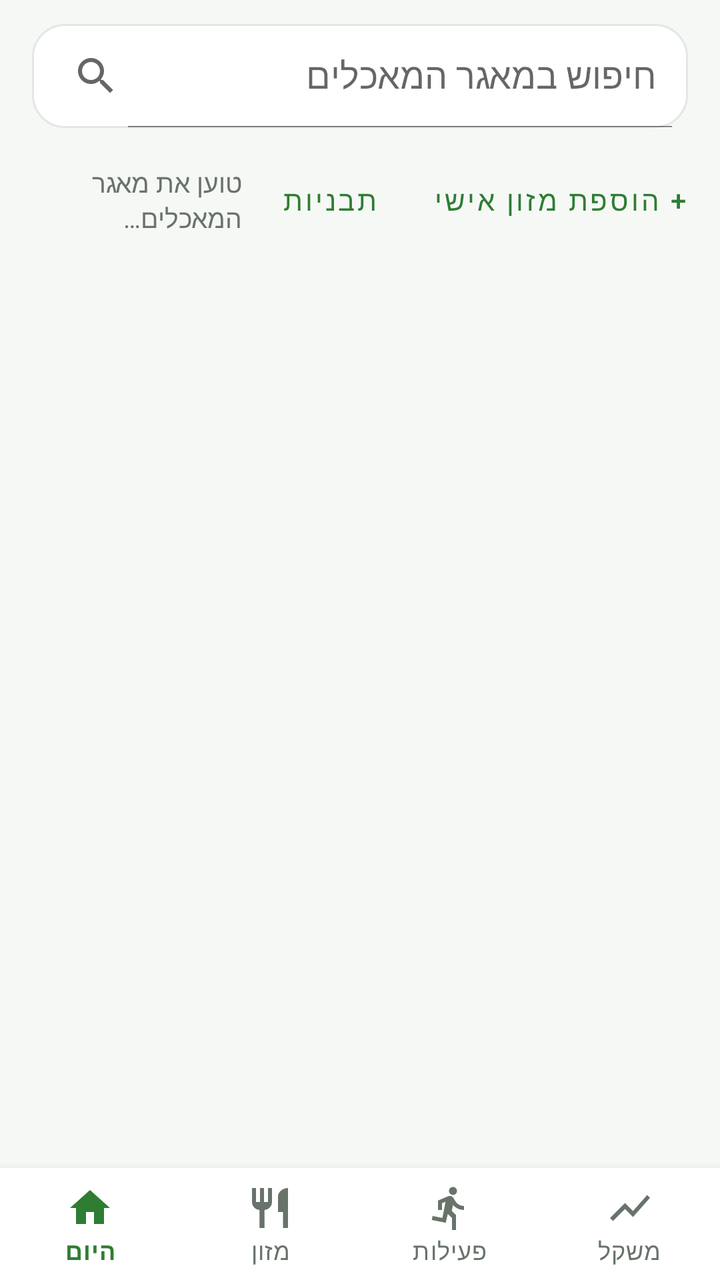
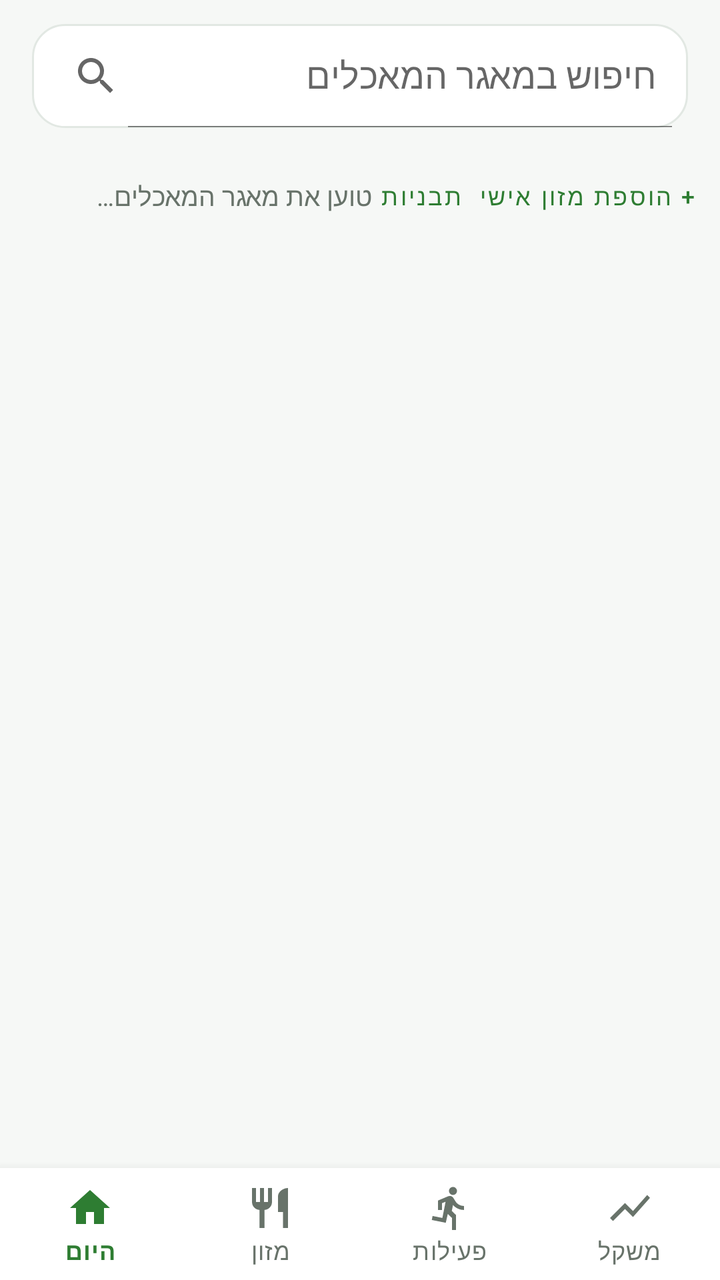

Two renders of the same Android screen: before a commit and after it. Below are the layout's source before the change and the commit's diff.
<!-- AndroidManifest.xml: application theme Theme.FoodTrack -->
<!-- res/layout/activity_main.xml -->
<?xml version="1.0" encoding="utf-8"?>
<LinearLayout xmlns:android="http://schemas.android.com/apk/res/android"
    xmlns:app="http://schemas.android.com/apk/res-auto"
    android:layout_width="match_parent"
    android:layout_height="match_parent"
    android:background="@color/background"
    android:layoutDirection="locale"
    android:orientation="vertical">

    <androidx.appcompat.widget.SearchView
        android:id="@+id/searchView"
        android:layout_width="match_parent"
        android:layout_height="52dp"
        android:layout_marginStart="16dp"
        android:layout_marginTop="12dp"
        android:layout_marginEnd="16dp"
        android:background="@drawable/bg_search"
        app:iconifiedByDefault="false"
        app:queryHint="@string/search_hint" />

    
    <HorizontalScrollView
        android:id="@+id/recentSearchesScroll"
        android:layout_width="match_parent"
        android:layout_height="wrap_content"
        android:layout_marginStart="12dp"
        android:layout_marginTop="8dp"
        android:layout_marginEnd="12dp"
        android:scrollbars="none"
        android:visibility="gone">
        <LinearLayout
            android:id="@+id/recentSearches"
            android:layout_width="wrap_content"
            android:layout_height="wrap_content"
            android:orientation="horizontal" />
    </HorizontalScrollView>

    <HorizontalScrollView
        android:layout_width="match_parent"
        android:layout_height="wrap_content"
        android:layout_marginStart="12dp"
        android:layout_marginTop="8dp"
        android:layout_marginEnd="12dp"
        android:scrollbars="none">
        <LinearLayout
            android:id="@+id/categoryChips"
            android:layout_width="wrap_content"
            android:layout_height="wrap_content"
            android:orientation="horizontal"
            android:paddingTop="2dp"
            android:paddingBottom="2dp" />
    </HorizontalScrollView>

    <LinearLayout
        android:layout_width="match_parent"
        android:layout_height="wrap_content"
        android:gravity="center_vertical"
        android:orientation="horizontal"
        android:paddingStart="16dp"
        android:paddingEnd="8dp">
        <TextView
            android:id="@+id/textCategoryState"
            android:layout_width="0dp"
            android:layout_height="wrap_content"
            android:layout_weight="1"
            android:text="טוען את מאגר המאכלים…"
            android:textColor="@color/text_secondary"
            android:textSize="13sp" />
        <Button
            android:id="@+id/buttonMealTemplates"
            style="@style/Widget.MaterialComponents.Button.TextButton"
            android:layout_width="wrap_content"
            android:layout_height="48dp"
            android:text="תבניות"
            android:textColor="@color/primary"
            android:textSize="14sp" />
        <Button
            android:id="@+id/buttonAddCustomFood"
            style="@style/Widget.MaterialComponents.Button.TextButton"
            android:layout_width="wrap_content"
            android:layout_height="48dp"
            android:text="@string/add_custom_food"
            android:textColor="@color/primary"
            android:textSize="14sp" />
    </LinearLayout>

    
    <TextView
        android:id="@+id/textSuggestion"
        android:layout_width="match_parent"
        android:layout_height="wrap_content"
        android:layout_marginStart="12dp"
        android:layout_marginTop="4dp"
        android:layout_marginEnd="12dp"
        android:layout_marginBottom="4dp"
        android:background="@drawable/bg_suggestion"
        android:minHeight="44dp"
        android:gravity="center_vertical"
        android:paddingStart="14dp"
        android:paddingTop="8dp"
        android:paddingEnd="14dp"
        android:paddingBottom="8dp"
        android:textColor="@color/primary_dark_on_soft"
        android:textSize="14sp"
        android:visibility="gone" />

    <LinearLayout
        android:id="@+id/emptyStateContainer"
        android:layout_width="match_parent"
        android:layout_height="wrap_content"
        android:layout_marginStart="16dp"
        android:layout_marginTop="16dp"
        android:layout_marginEnd="16dp"
        android:background="@drawable/bg_empty"
        android:gravity="center"
        android:orientation="vertical"
        android:padding="24dp"
        android:visibility="gone">

        <TextView
            android:id="@+id/textEmptyState"
            android:layout_width="match_parent"
            android:layout_height="wrap_content"
            android:gravity="center"
            android:text="@string/no_results"
            android:textColor="@color/text_secondary"
            android:textSize="16sp" />

        
        <com.google.android.material.button.MaterialButton
            android:id="@+id/buttonShowAllCategories"
            style="@style/Widget.MaterialComponents.Button"
            android:layout_width="wrap_content"
            android:layout_height="wrap_content"
            android:layout_marginTop="14dp"
            android:visibility="gone" />

        
        <com.google.android.material.button.MaterialButton
            android:id="@+id/buttonAddAsCustom"
            style="@style/Widget.MaterialComponents.Button.OutlinedButton"
            android:layout_width="wrap_content"
            android:layout_height="wrap_content"
            android:layout_marginTop="14dp"
            android:text="@string/add_custom_food"
            android:visibility="gone" />
    </LinearLayout>

    <androidx.recyclerview.widget.RecyclerView
        android:id="@+id/recyclerResults"
        android:layout_width="match_parent"
        android:layout_height="0dp"
        android:layout_weight="1"
        android:clipToPadding="false"
        android:paddingTop="2dp"
        android:paddingBottom="8dp" />

    <include layout="@layout/bottom_navigation" />
</LinearLayout>
<!-- res/layout/bottom_navigation.xml (included above) -->
<?xml version="1.0" encoding="utf-8"?>
<com.google.android.material.bottomnavigation.BottomNavigationView
    xmlns:android="http://schemas.android.com/apk/res/android"
    xmlns:app="http://schemas.android.com/apk/res-auto"
    android:id="@+id/bottomNav"
    android:layout_width="match_parent"
    android:layout_height="wrap_content"
    android:background="@color/surface"
    android:elevation="8dp"
    app:labelVisibilityMode="labeled"
    app:itemIconTint="@color/nav_item_color"
    app:itemTextColor="@color/nav_item_color"
    app:itemRippleColor="@color/primary_soft"
    app:menu="@menu/bottom_nav" />
<!-- resources referenced by this layout -->
<resources>
  <color name="background">#F6F8F6</color>
  <color name="primary">#2E7D32</color>
  <color name="primary_dark_on_soft">#1B5E20</color>
  <color name="primary_soft">#E8F3E9</color>
  <color name="surface">#FFFFFF</color>
  <color name="text_secondary">#68736A</color>
  <!-- drawable bg_empty (drawable) -->
  <?xml version="1.0" encoding="utf-8"?>
  <shape xmlns:android="http://schemas.android.com/apk/res/android">
      <solid android:color="@color/primary_soft"/>
      <corners android:radius="16dp"/>
      <stroke android:width="1dp" android:color="@color/card_stroke"/>
  </shape>
  <!-- drawable bg_search (drawable) -->
  <?xml version="1.0" encoding="utf-8"?>
  <shape xmlns:android="http://schemas.android.com/apk/res/android" android:shape="rectangle">
      <solid android:color="@color/surface" />
      <corners android:radius="16dp" />
      <stroke android:width="1dp" android:color="@color/card_stroke" />
  </shape>
  <!-- drawable bg_suggestion (drawable) -->
  <?xml version="1.0" encoding="utf-8"?>
  <shape xmlns:android="http://schemas.android.com/apk/res/android" android:shape="rectangle">
      <solid android:color="@color/primary_soft" />
      <corners android:radius="12dp" />
  </shape>
  <string name="add_custom_food">+ הוספת מזון אישי</string>
  <string name="no_results">לא נמצאו מאכלים מתאימים</string>
  <string name="search_hint">חיפוש במאגר המאכלים</string>
  <style name="Theme.FoodTrack" parent="Theme.MaterialComponents.DayNight.DarkActionBar">
          <item name="colorPrimary">@color/primary</item>
          <item name="colorPrimaryDark">@color/primary_dark</item>
          <item name="colorSecondary">@color/primary</item>
          <item name="colorAccent">@color/primary</item>
          <item name="colorSurface">@color/surface</item>
          <item name="android:windowBackground">@color/background</item>
      </style>
  <color name="card_stroke">#E2E8E3</color>
  <color name="primary_dark">#1B5E20</color>
</resources>

<!-- the commit's change to res/layout/activity_main.xml (unified diff, before → after) -->
@@ -63,6 +63,8 @@
             android:layout_width="0dp"
             android:layout_height="wrap_content"
             android:layout_weight="1"
+            android:maxLines="1"
+            android:ellipsize="end"
             android:text="טוען את מאגר המאכלים…"
             android:textColor="@color/text_secondary"
             android:textSize="13sp" />
@@ -70,18 +72,24 @@
             android:id="@+id/buttonMealTemplates"
             style="@style/Widget.MaterialComponents.Button.TextButton"
             android:layout_width="wrap_content"
-            android:layout_height="48dp"
+            android:layout_height="44dp"
+            android:minWidth="0dp"
+            android:paddingStart="4dp"
+            android:paddingEnd="4dp"
             android:text="תבניות"
             android:textColor="@color/primary"
-            android:textSize="14sp" />
+            android:textSize="12sp" />
         <Button
             android:id="@+id/buttonAddCustomFood"
             style="@style/Widget.MaterialComponents.Button.TextButton"
             android:layout_width="wrap_content"
-            android:layout_height="48dp"
+            android:layout_height="44dp"
+            android:minWidth="0dp"
+            android:paddingStart="4dp"
+            android:paddingEnd="4dp"
             android:text="@string/add_custom_food"
             android:textColor="@color/primary"
-            android:textSize="14sp" />
+            android:textSize="12sp" />
     </LinearLayout>
 
     
